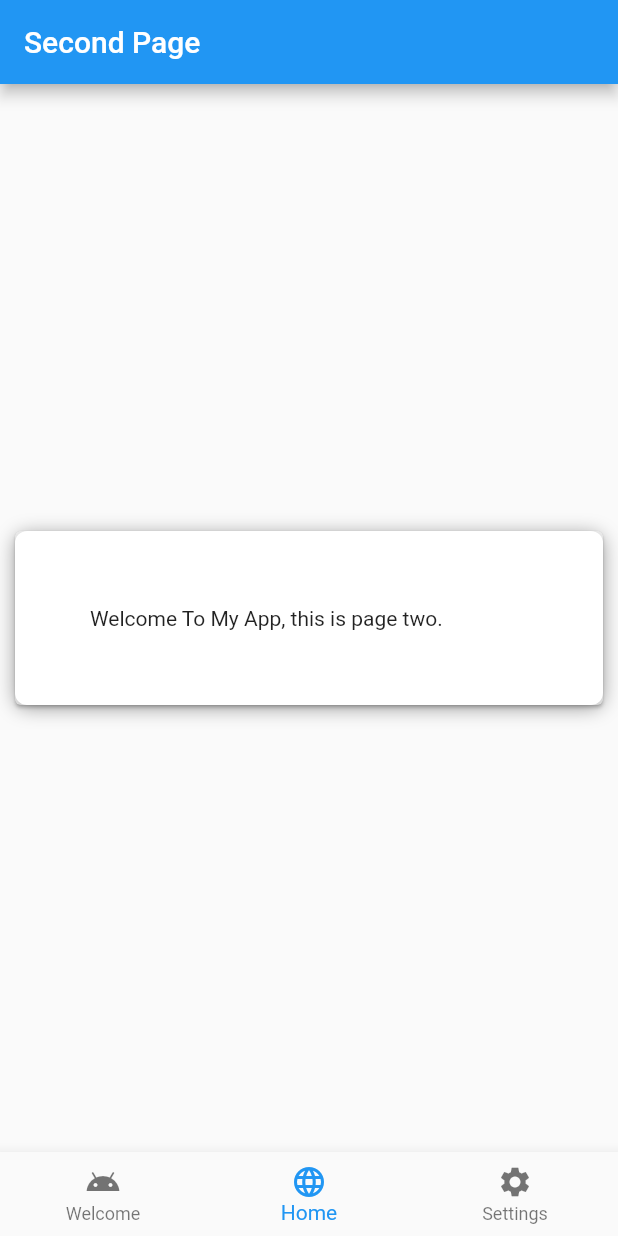
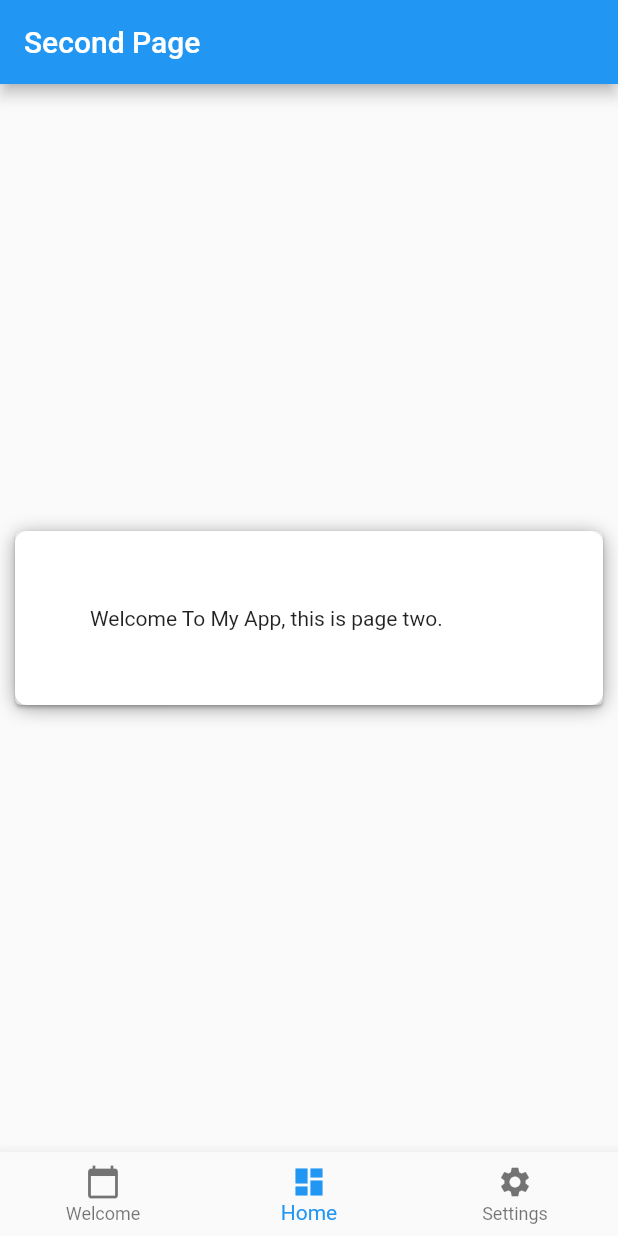
Before and after one commit to ColinBrown18/PersonalProjects, a Flutter app: the screen it shows after launch, item 2 of the bottom bar chosen, on a phone screen of 412 x 824 dp. Run offline on Flutter 3.47's test engine with Material 2 defaults, Android fonts, the light colour scheme and no system bars; our stand-ins replace table_calendar.

Commit message:
Added the Calendar Widget

```diff
--- a/organize_me/lib/main.dart
+++ b/organize_me/lib/main.dart
@@ -2,6 +2,7 @@ import 'package:flutter/material.dart';
 // import 'package:googleapis/calenar/v3.dart';
 // import 'package:googleapis_auth/auth_io.dart';
 import 'Layouts.dart';
+import 'package:table_calendar/table_calendar.dart';
 
 void main() {
   runApp(MyApp());
@@ -57,7 +58,7 @@ class _MyHomePageState extends State<MyHomePage> {
   @override
   Widget build(BuildContext context) {
     if (_currentIndex == 0) {
-      TitleText = "Hello!";
+      TitleText = "Today View";
     } else if (_currentIndex == 1) {
       TitleText = "Second Page";
     } else if (_currentIndex == 2) {
@@ -83,11 +84,11 @@ class _MyHomePageState extends State<MyHomePage> {
           },
           items: [
             BottomNavigationBarItem(
-              icon: new Icon(Icons.android),
+              icon: new Icon(Icons.calendar_today),
               title: Text('Welcome')
             ),
             BottomNavigationBarItem(
-              icon: new Icon(Icons.language),
+              icon: new Icon(Icons.dashboard),
               title: Text('Home')
             ),
             BottomNavigationBarItem(
@@ -106,6 +107,7 @@ class _MyHomePageState extends State<MyHomePage> {
       _currentIndex = index;
     });
   }
+
 }
 
 // PAGE ONE
@@ -117,29 +119,58 @@ class PageOne extends StatefulWidget {
 
 class _PageOneState extends State<PageOne> {
 
+  CalendarController _calendarController;
+  @override
+  void initState() {
+    super.initState();
+    _calendarController = CalendarController();
+  }
+  @override
+  void dispose() {
+    _calendarController.dispose();
+    super.dispose();
+  }
+
   @override
   Widget build(BuildContext context) {
     return MaterialApp(
       debugShowCheckedModeBanner: false,
       home: Scaffold(
         body: Column(
-          mainAxisAlignment: MainAxisAlignment.center,
+          mainAxisAlignment: MainAxisAlignment.start,
           children: <Widget>[
             // THIS IS THE TOP WIDGET FOR THE CALENDAR
             DesignCard(
               child: Column(
                 children: <Widget>[
-                  Text(
-                    "Calendar"
-                  )
+                  TableCalendar(
+                    calendarStyle: CalendarStyle(
+                      todayColor: Colors.blue[600],
+                      selectedColor: Colors.blue[900],
+
+                    ),
+
+                    calendarController: _calendarController,
+                    )
                 ],
               ),
             ),
+            // SECOND WIDGET FOR THE REMINDERS
             DesignCard(
               child: Column(
                 children: <Widget>[
                   Text(
                     "Reminders"
+                  )
+                ],
+              ),
+            ),
+            // THIRD WIDGET FOR THE UPCOMMING PAYMENTS
+            DesignCard(
+              child: Column(
+                children: <Widget>[
+                  Text(
+                    "Payments"
                   )
                 ],
               ),
--- a/organize_me/pubspec.yaml
+++ b/organize_me/pubspec.yaml
@@ -28,6 +28,7 @@ dependencies:
   # The following adds the Cupertino Icons font to your application.
   # Use with the CupertinoIcons class for iOS style icons.
   cupertino_icons: ^0.1.3
+  table_calendar: ^2.2.3
 
 dev_dependencies:
   flutter_test:
```
Also changed, not shown: organize_me/lib/Layouts.dart (+4 -3 lines), organize_me/pubspec.lock.
